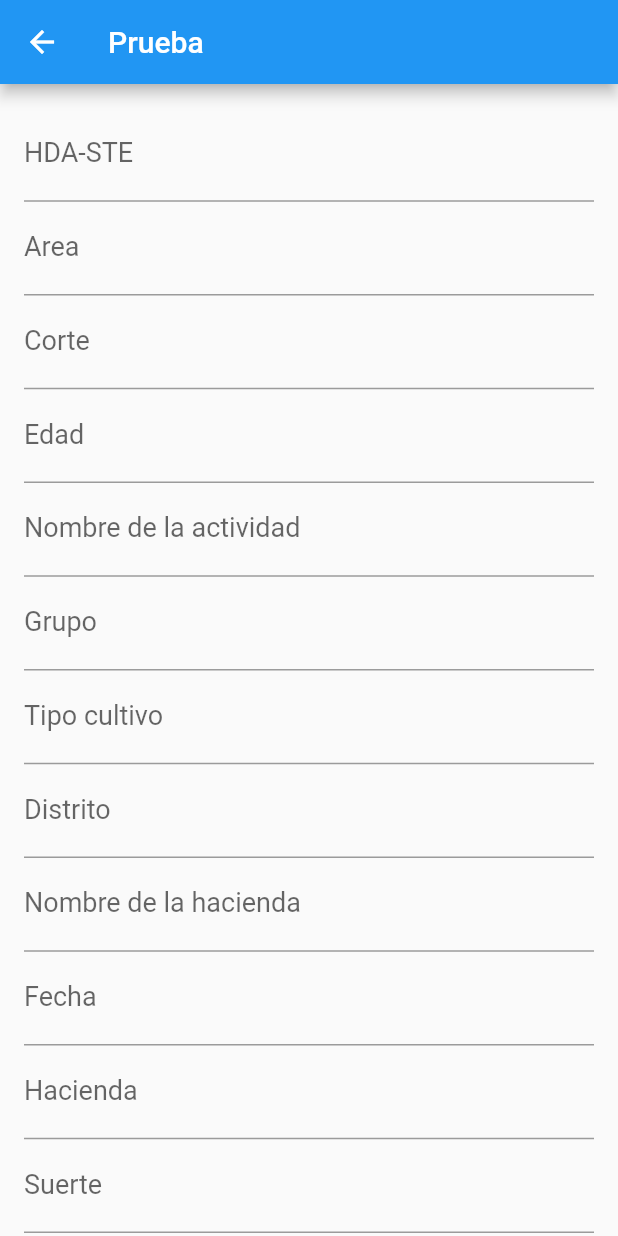
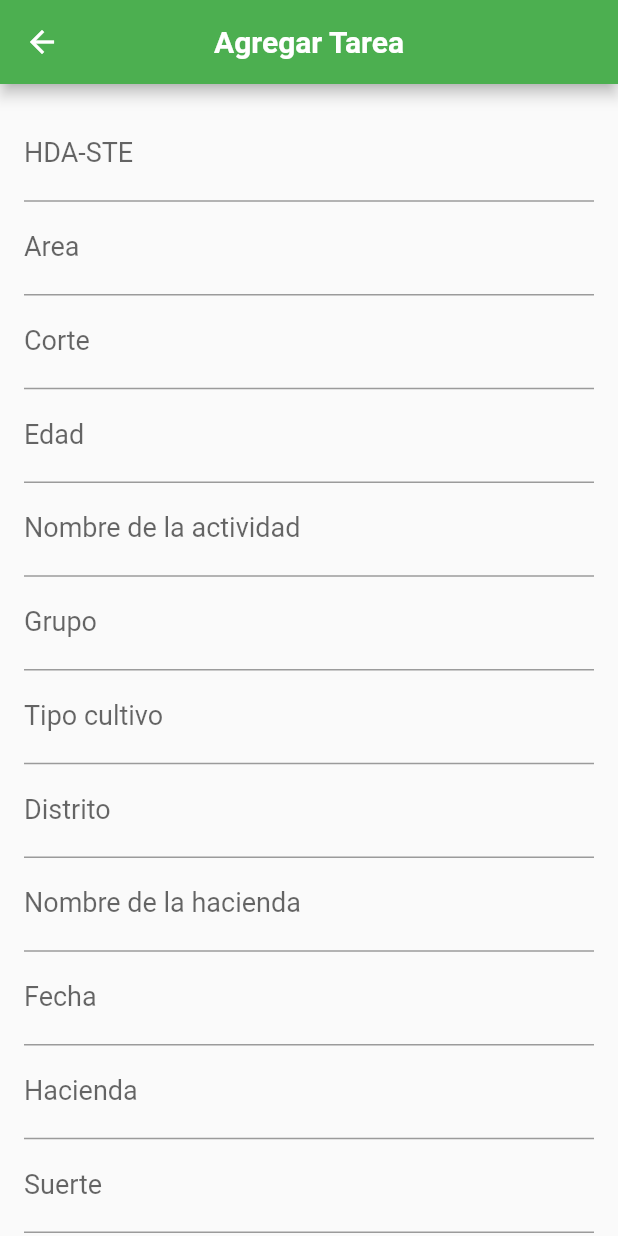
Before and after one commit to OPOII/PrototipoPDG2, a Flutter app: the TareaView screen opened directly, on a phone screen of 412 x 824 dp. Run offline on Flutter 3.47's test engine with Material 2 defaults, Android fonts, the phone set to English and light mode, and no system bars; our stand-ins replace cloud_firestore, datetime_picker_formfield, firebase_auth, firebase_core, flutter_icons, flutter_map and 4 more; missing offline and left inert: multiselect_formfield; accounts and stored records are empty.

Commit message:
Some modifications
+corrections

```diff
--- a/respaldo/lib/src/pages/admin area/adminArea.dart
+++ b/respaldo/lib/src/pages/admin area/adminArea.dart
@@ -1,5 +1,6 @@
 import 'package:flutter/cupertino.dart';
 import 'package:flutter/material.dart';
+import 'package:respaldo/src/pages/tarea/tareaView.dart';
 
 import 'agregarUsuarios.dart';
 
@@ -92,7 +93,13 @@ class Cards extends StatelessWidget {
                             builder: (context) => AgregarUsuarios()))
                   }
                 else if (name == "Agregar tareas")
-                  {print("opcion 2")}
+                  {
+                    Navigator.push(
+                        context,
+                        MaterialPageRoute(
+                            builder: (context) =>
+                                TareaView(title: 'Agregar Tarea')))
+                  }
                 else if (name == "Ver usuarios")
                   {print("opcion 3")}
                 else if (name == "Ver tareas")
--- a/respaldo/lib/src/pages/tarea/tareaView.dart
+++ b/respaldo/lib/src/pages/tarea/tareaView.dart
@@ -33,7 +33,7 @@ class _TareaViewState extends State<TareaView> {
   TextEditingController horasEjecutadasController = TextEditingController();
   TextEditingController pendienteController = TextEditingController();
   TextEditingController observacionController = TextEditingController();
-
+  TextEditingController delegadoController = TextEditingController();
   // Method to Submit Feedback and save it in Google Sheets
   void _submitForm() {
     // Validate returns true if the form is valid, or false
@@ -91,7 +91,13 @@ class _TareaViewState extends State<TareaView> {
       key: _scaffoldKey,
       resizeToAvoidBottomPadding: false,
       appBar: AppBar(
-        title: Text(widget.title),
+        iconTheme: IconThemeData(color: Colors.white),
+        backgroundColor: Colors.green,
+        centerTitle: true,
+        title: Text(
+          widget.title,
+          style: TextStyle(color: Colors.white, fontWeight: FontWeight.bold),
+        ),
       ),
       body: SingleChildScrollView(
         child: Center(
@@ -128,6 +134,8 @@ class _TareaViewState extends State<TareaView> {
                         CostumTextForField(pendienteController, "Pendiente"),
                         CostumTextForField(
                             observacionController, "Observacion"),
+                        CostumTextForField(
+                            delegadoController, "Encargado de la tarea"),
                       ],
                     ),
                   )),
--- a/respaldo/lib/src/pages/user/usuario.dart
+++ b/respaldo/lib/src/pages/user/usuario.dart
@@ -7,5 +7,6 @@ class Usuario {
   List<String> idHaciendaInCharge;
   String urlFoto;
   String id;
+  String cedula;
   Usuario({this.id});
 }
```
Also changed, not shown: respaldo/lib/src/pages/admin area/agregarUsuarios.dart (+70 -5 lines), respaldo/lib/src/pages/lobby.dart (+0 -10 lines).
